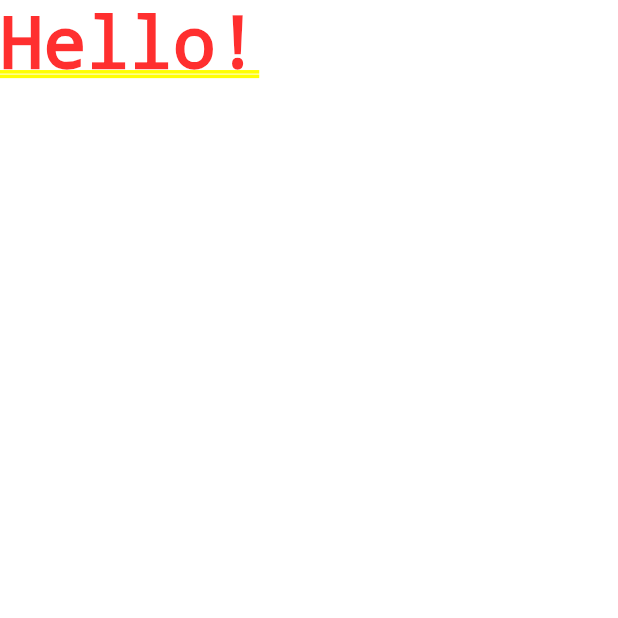
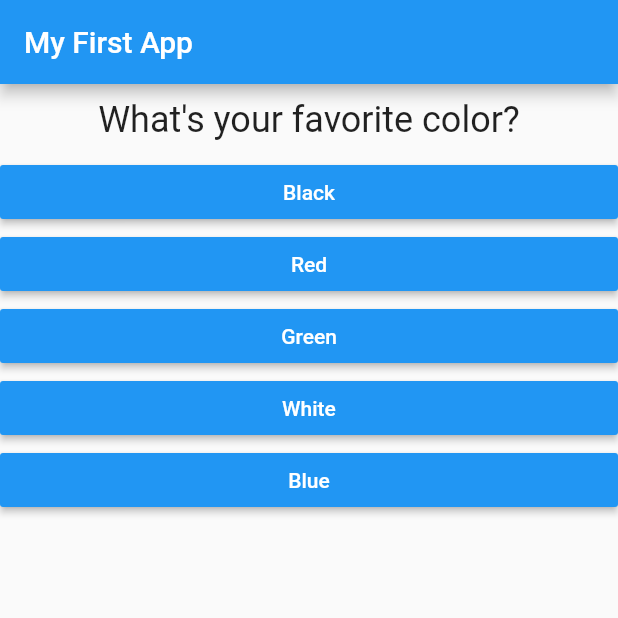
Before and after one commit to RaDangelo/flutter_sample, a Flutter app: the screen it shows after launch, on a phone screen of 412 x 824 dp, the top half of it. Run offline on Flutter 3.47's test engine with Material 2 defaults, Android fonts, the phone set to English and light mode, and no system bars.

Commit message:
complete quiz w/ restart button

```diff
--- /dev/null
+++ b/lib/answer.dart
@@ -0,0 +1,21 @@
+import 'package:flutter/material.dart';
+
+class Answer extends StatelessWidget {
+  final Function selectHandler;
+  final String answerText;
+
+  Answer(this.selectHandler, this.answerText);
+
+  @override
+  Widget build(BuildContext context) {
+    return Container(
+      width: double.infinity,
+      child: RaisedButton(
+        color: Colors.blue,
+        textColor: Colors.white,
+        child: Text(this.answerText),
+        onPressed: this.selectHandler,
+      ),
+    );
+  }
+}
--- a/lib/main.dart
+++ b/lib/main.dart
@@ -1,12 +1,83 @@
 import 'package:flutter/material.dart';
+
+import './quiz.dart';
+import './result.dart';
 
 void main() => runApp(MyApp());
 
-class MyApp extends StatelessWidget {
+class MyApp extends StatefulWidget {
+  @override
+  State<StatefulWidget> createState() {
+    return _MyAppState();
+  }
+}
+
+class _MyAppState extends State<MyApp> {
+  final _questions = const [
+    {
+      'questionText': 'What\'s your favorite color?',
+      'answers': [
+        {'text': 'Black', 'score': 3},
+        {'text': 'Red', 'score': 2},
+        {'text': 'Green', 'score': 4},
+        {'text': 'White', 'score': 5},
+        {'text': 'Blue', 'score': 1},
+      ]
+    },
+    {
+      'questionText': 'What\'s your favorite animal?',
+      'answers': [
+        {'text': 'Dog', 'score': 1},
+        {'text': 'Cow', 'score': 5},
+        {'text': 'Cat', 'score': 2},
+        {'text': 'Giraffe', 'score': 3},
+        {'text': 'Elephant', 'score': 4},
+      ]
+    },
+    {
+      'questionText': 'Who\'s your favorite superhero?',
+      'answers': [
+        {'text': 'Superman', 'score': 1},
+        {'text': 'Wonder-Woman', 'score': 2},
+        {'text': 'Batman', 'score': 3},
+        {'text': 'Batwoman', 'score': 5},
+        {'text': 'The Flash', 'score': 4},
+      ]
+    }
+  ];
+
+  var _questionIndex = 0;
+  var _totalScore = 0;
+
+  void _answerQuestion(int score) {
+    setState(() {
+      _totalScore += score;
+      _questionIndex = _questionIndex + 1;
+    });
+    print(_questionIndex);
+  }
+
+  void _resetQuiz() {
+    setState(() {
+      _questionIndex = 0;
+      _totalScore = 0;
+    });
+  }
+
   @override
   Widget build(BuildContext context) {
     return MaterialApp(
-      home: Text('Hello!'),
+      home: Scaffold(
+        appBar: AppBar(
+          title: Text('My First App'),
+        ),
+        body: _questionIndex < _questions.length
+            ? Quiz(
+                answerQuestion: _answerQuestion,
+                questions: _questions,
+                questionIndex: _questionIndex)
+            : Result(_totalScore, _resetQuiz),
+      ),
     );
   }
 }
--- /dev/null
+++ b/lib/question.dart
@@ -0,0 +1,20 @@
+import 'package:flutter/material.dart';
+
+class Question extends StatelessWidget {
+  final String questionText;
+
+  Question(this.questionText);
+
+  @override
+  Widget build(BuildContext context) {
+    return Container(
+      width: double.infinity,
+      margin: EdgeInsets.all(10),
+      child: Text(
+        questionText,
+        style: TextStyle(fontSize: 24),
+        textAlign: TextAlign.center,
+      ),
+    );
+  }
+}
--- /dev/null
+++ b/lib/quiz.dart
@@ -0,0 +1,30 @@
+import 'package:flutter/material.dart';
+
+import './question.dart';
+import './answer.dart';
+
+class Quiz extends StatelessWidget {
+  final List<Map<String, Object>> questions;
+  final Function answerQuestion;
+  final int questionIndex;
+
+  Quiz(
+      {@required this.questions,
+      @required this.answerQuestion,
+      @required this.questionIndex});
+
+  @override
+  Widget build(BuildContext context) {
+    return Column(
+      children: [
+        Question(
+          questions[questionIndex]['questionText'],
+        ),
+        ...(questions[questionIndex]['answers'] as List<Map<String, Object>>)
+            .map((answer) {
+          return Answer(() => answerQuestion(answer['score']), answer['text']);
+        }).toList(),
+      ],
+    );
+  }
+}
```
Also changed, not shown: lib/result.dart (added, +42 -0 lines), 1 other file.
